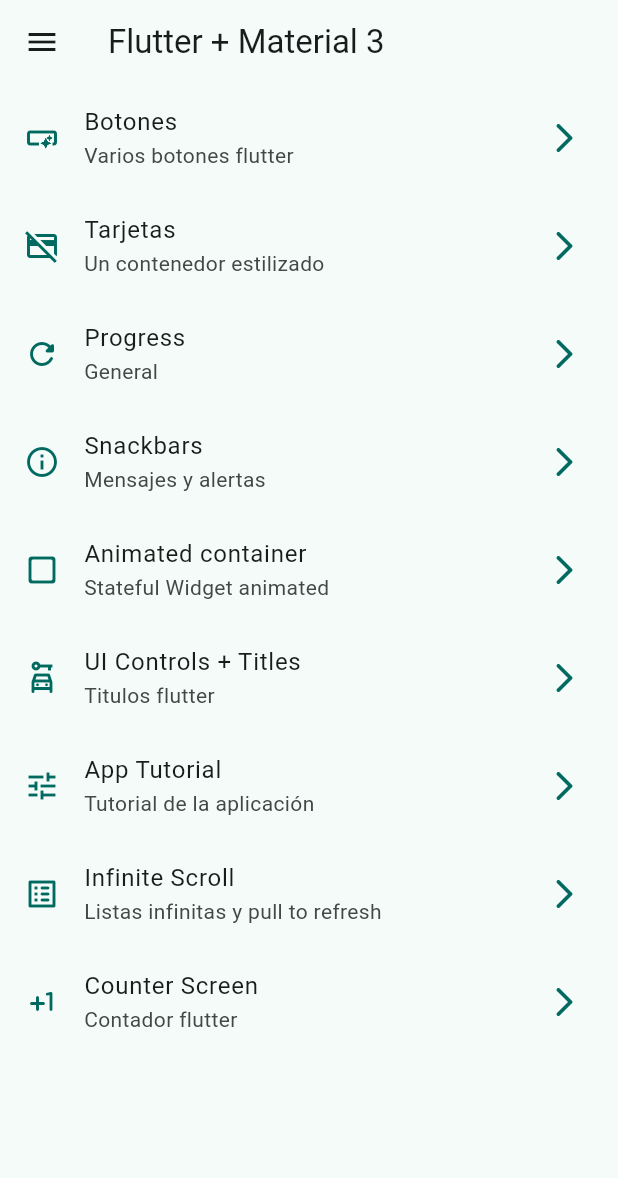
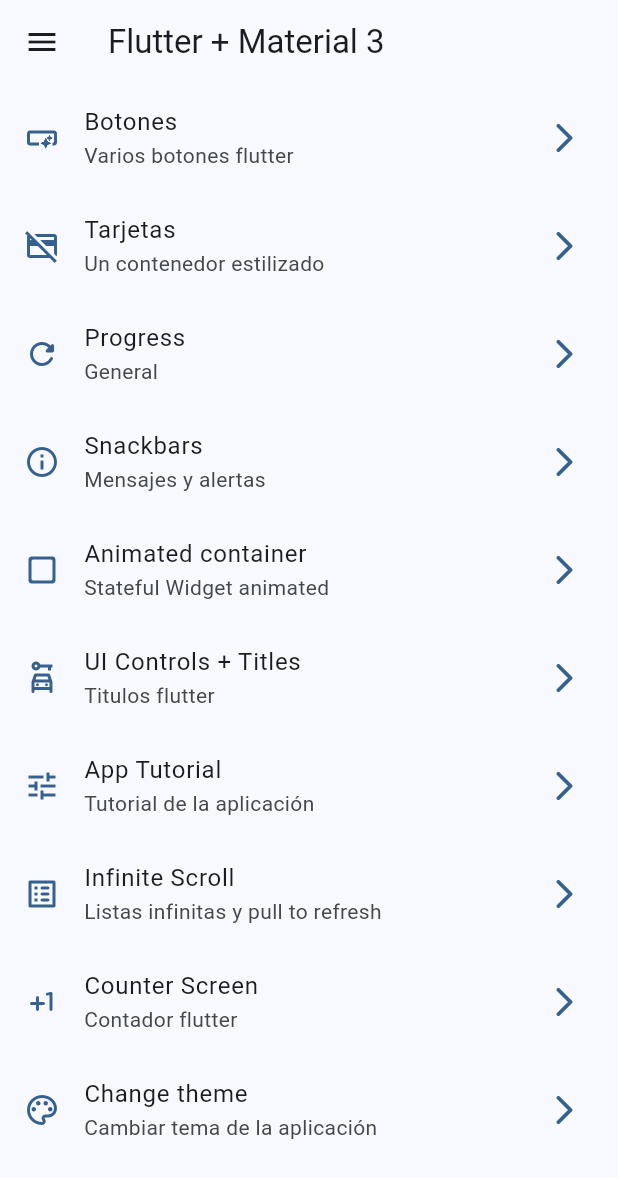
Before and after one commit to i-licona/widgets_app, a Flutter app: the screen it shows after launch, on a phone screen of 412 x 824 dp. Shown: the top 1178 px of the screen. Run offline on Flutter 3.47's test engine with Material 2 defaults, Android fonts, the phone set to English and light mode, and no system bars; our stand-ins replace animate_do, flutter_riverpod, go_router.

Commit message:
se realiza un tema dinamico y con riverpod

```diff
--- a/lib/config/menu/menu_item.dart
+++ b/lib/config/menu/menu_item.dart
@@ -69,5 +69,11 @@ const appMenuItems = <MenuItem> [
     subTitle: 'Contador flutter',
     link: '/counter',
     icon: Icons.plus_one_rounded
+  ),
+  MenuItem(
+    title: 'Change theme',
+    subTitle: 'Cambiar tema de la aplicación',
+    link: '/theme',
+    icon: Icons.color_lens_outlined
   )
 ];
--- a/lib/config/router/app_router.dart
+++ b/lib/config/router/app_router.dart
@@ -1,6 +1,5 @@
 
 import 'package:go_router/go_router.dart';
-import 'package:widgets_app/presentation/screens/counter/counter_screen.dart';
 import 'package:widgets_app/presentation/screens/screens.dart';
 
 final appRouter = GoRouter(
@@ -55,6 +54,11 @@ final appRouter = GoRouter(
       name: CounterScreen.name,
       path: '/counter',
       builder: (context, state) => const CounterScreen(),
-    )
+    ),
+    GoRoute(
+      name: ThemeScreen.name,
+      path: '/theme',
+      builder: (context, state) => const ThemeScreen(),
+    ),
   ]
 );
--- a/lib/config/theme/app_theme.dart
+++ b/lib/config/theme/app_theme.dart
@@ -14,17 +14,20 @@ const colorList = <Color>[
 
 class AppTheme{
   final int selectedColor;
+  final bool isDarkMode;
 
   AppTheme({
-    this.selectedColor = 0
+    this.selectedColor = 0,
+    this.isDarkMode = false
   }) :
     assert(selectedColor >= 0, 'Selecter color must be greater than 0'),
     assert(selectedColor <= colorList.length, 'Selecter color must be greater than ${ colorList.length }');
 
   ThemeData getTheme() => ThemeData(
     useMaterial3: true,
+    brightness: isDarkMode ? Brightness.dark : Brightness.light,
     colorSchemeSeed: colorList[selectedColor],
-    appBarTheme: const AppBarTheme( centerTitle: false, )
+    appBarTheme: const AppBarTheme( centerTitle: false, ),
   );
 
 }
--- a/lib/main.dart
+++ b/lib/main.dart
@@ -1,21 +1,28 @@
 import 'package:flutter/material.dart';
+import 'package:flutter_riverpod/flutter_riverpod.dart';
 import 'package:widgets_app/config/router/app_router.dart';
 import 'package:widgets_app/config/theme/app_theme.dart';
+import 'package:widgets_app/presentation/providers/theme_provider.dart';
 
 void main() {
-  runApp(const MainApp());
+  runApp(
+    const ProviderScope(child: MainApp())
+  );
 }
 
-class MainApp extends StatelessWidget {
+class MainApp extends ConsumerWidget {
   const MainApp({super.key});
 
   @override
-  Widget build(BuildContext context) {
+  Widget build(BuildContext context, WidgetRef ref) {
+    final bool isDarkMode = ref.watch(darkModeProvider);
+    final int selectedColor = ref.watch(selectedColorProvider);
+
     return MaterialApp.router(
       title: 'Flutter Widgets',
       routerConfig: appRouter,
       debugShowCheckedModeBanner: false,
-      theme: AppTheme(selectedColor: 2).getTheme(),
+      theme: AppTheme(selectedColor: selectedColor, isDarkMode: isDarkMode).getTheme(),
       // home:const HomeScreen(),
       /* routes: {
         '/buttons': ( context ) => const ButtonsScreen(),
--- /dev/null
+++ b/lib/presentation/providers/counter_provider.dart
@@ -0,0 +1,3 @@
+import 'package:flutter_riverpod/flutter_riverpod.dart';
+
+final counterProvider = StateProvider((ref) => 5);
--- /dev/null
+++ b/lib/presentation/providers/theme_provider.dart
@@ -0,0 +1,10 @@
+
+import 'package:flutter_riverpod/flutter_riverpod.dart';
+import 'package:widgets_app/config/theme/app_theme.dart';
+
+// selector de thema
+final darkModeProvider = StateProvider((ref) => false);
+// listado de colores
+final colorListProvider = StateProvider((ref) => colorList);
+// color seleccionado
+final selectedColorProvider = StateProvider((ref) => 0);
--- a/lib/presentation/screens/screens.dart
+++ b/lib/presentation/screens/screens.dart
@@ -2,8 +2,10 @@ export 'package:widgets_app/presentation/screens/animated/animated_screen.dart';
 export 'package:widgets_app/presentation/screens/app_tutorial/app_tutorial_screen.dart';
 export 'package:widgets_app/presentation/screens/buttons/buttons_screen.dart';
 export 'package:widgets_app/presentation/screens/cards/cards_screen.dart';
+export 'package:widgets_app/presentation/screens/counter/counter_screen.dart';
 export 'package:widgets_app/presentation/screens/home/home_screen.dart';
 export 'package:widgets_app/presentation/screens/infinite_scroll/infinite_scroll_screen.dart';
 export 'package:widgets_app/presentation/screens/progress/progress_screen.dart';
 export 'package:widgets_app/presentation/screens/snackbar/snackbar_screen.dart';
+export 'package:widgets_app/presentation/screens/theme/theme_screen.dart';
 export 'package:widgets_app/presentation/screens/ui_controls/ui_controls_screen.dart';
--- a/pubspec.yaml
+++ b/pubspec.yaml
@@ -10,6 +10,7 @@ dependencies:
   animate_do: ^3.1.2
   flutter:
     sdk: flutter
+  flutter_riverpod: ^2.4.5
   go_router: ^11.1.2
 
 dev_dependencies:
```
Also changed, not shown: lib/presentation/screens/counter/counter_screen.dart (+22 -5 lines), lib/presentation/screens/theme/theme_screen.dart (added, +59 -0 lines), pubspec.lock.
